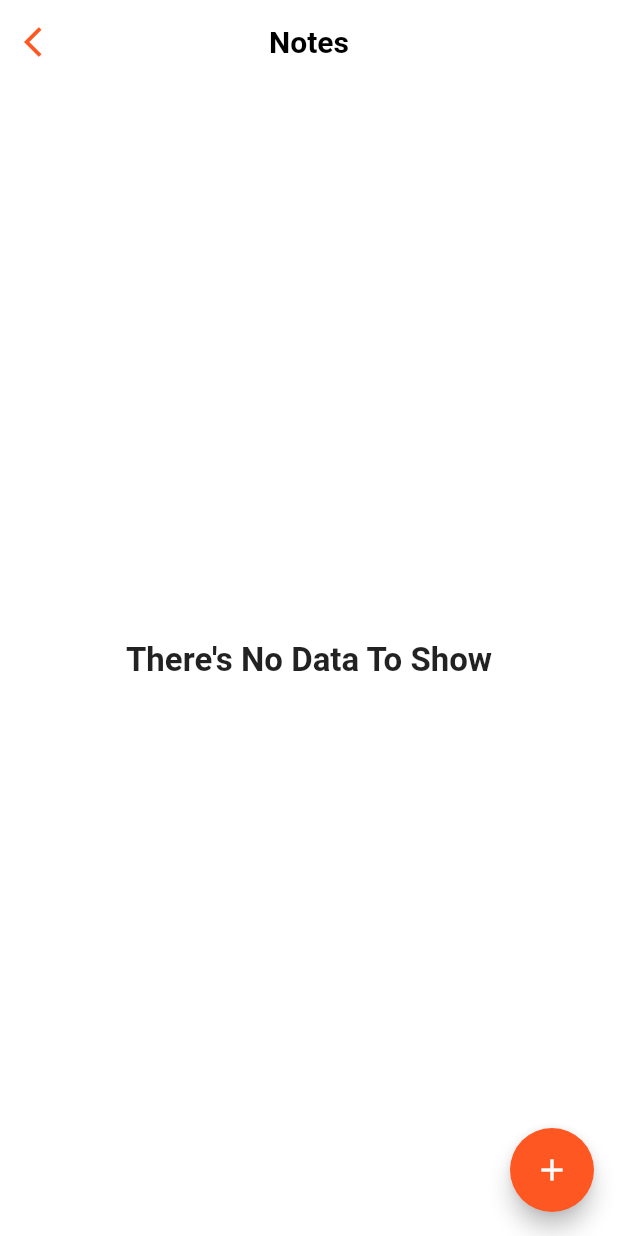
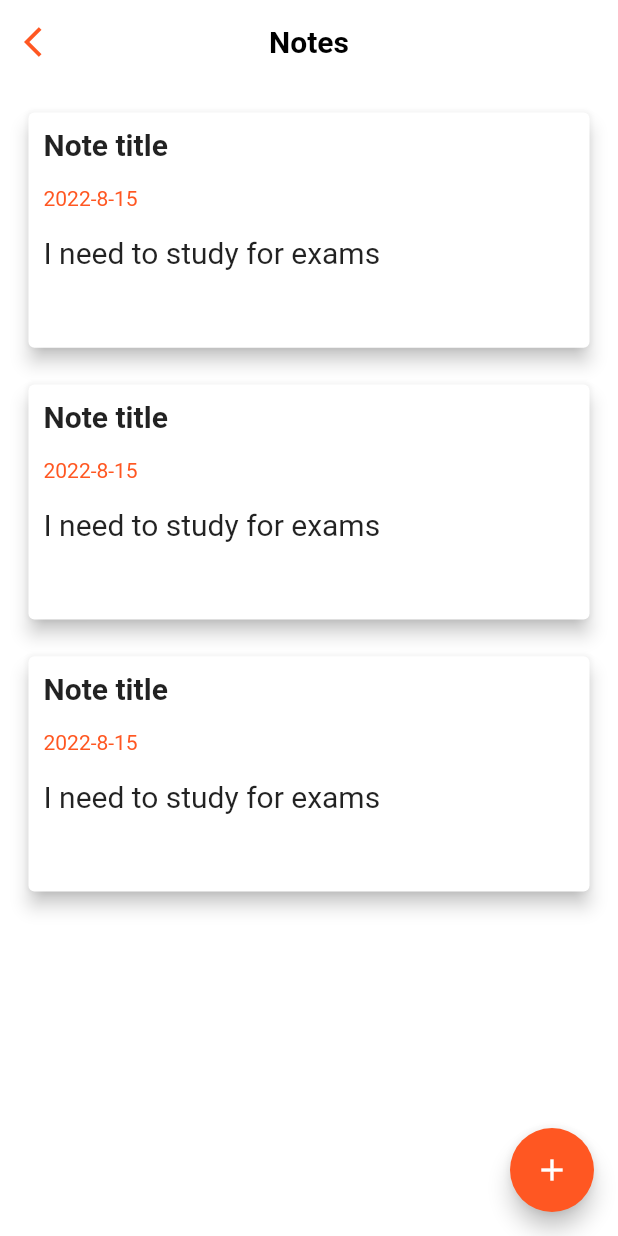
Before and after one commit to Madonna-Milad/workshop_app, a Flutter app: the NotesScreen screen opened directly, on a phone screen of 412 x 824 dp. Run offline on Flutter 3.47's test engine with Material 2 defaults, Android fonts, the phone set to English and light mode, and no system bars; our stand-ins replace bloc, bottom_navy_bar, dio, flutter_bloc, percent_indicator, sqflite and 2 more; accounts and stored records are empty; network calls fail.

```diff
--- /dev/null
+++ b/lib/model/note_model.dart
@@ -0,0 +1,10 @@
+class Note{
+  int id;
+  String title;
+  String date;
+  String description;
+
+  Note(this.id,this.title,this.date,this.description);
+
+
+}
--- a/lib/view/componants/core/defaultTextFormField.dart
+++ b/lib/view/componants/core/defaultTextFormField.dart
@@ -5,7 +5,7 @@ import '../../../core/resourses/colors.dart';
 Widget defaultTextFormField({
   required TextEditingController controller,
   required String label,
-  Function validation=emptyFunction,
+  required FormFieldValidator validator,
   bool isVisible=false,
   Function onIconPressed=emptyFunction,
   Color fieldColor = Colors.white,
@@ -16,9 +16,7 @@ Widget defaultTextFormField({
   bool isNote = false,
 }) {
   return TextFormField(
-    validator:(s){
-    validation();
-    } ,
+    validator:validator,
     textAlignVertical: TextAlignVertical.top,
     maxLines: maxNumberOfLines,
     obscureText: isVisible? true : false,
--- a/lib/view/screens/FAQ_screen.dart
+++ b/lib/view/screens/FAQ_screen.dart
@@ -2,7 +2,7 @@ import 'package:flutter/material.dart';
 import 'package:flutter/src/foundation/key.dart';
 import 'package:flutter/src/widgets/framework.dart';
 import 'package:flutter_bloc/flutter_bloc.dart';
-import 'package:flutter_html/flutter_html.dart';
+//import 'package:flutter_html/flutter_html.dart';
 import 'package:workshop_app/core/resourses/colors.dart';
 import 'package:workshop_app/model/size_model.dart';
 import 'package:workshop_app/view/componants/core/navigation.dart';
@@ -48,7 +48,7 @@ class FAQ extends StatelessWidget {
                       color: defaultColor,
                     ),
                     child: ListTile(
-                      title: Html(data: cubit.question),
+                    //  title: Html(data: cubit.question),
                       // title: Text(
                       //   'Q1: How many countries Orange Digital center is in ?',
                       //   style: TextStyle(color: Colors.white),
@@ -76,12 +76,12 @@ class FAQ extends StatelessWidget {
                             ? BorderRadius.circular(0): BorderRadius.vertical(bottom: Radius.circular(20))
                             ),
 
-                    child: Align(
+                    // child: Align(
 
-                        alignment: Alignment.bottomCenter,
-                        child: Html(data: cubit.answer,
-                       style:{ 'color':Style()},
-                        ),),
+                        // alignment: Alignment.bottomCenter,
+                      //   child: Html(data: cubit.answer,
+                      //  style:{ 'color':Style()},
+                      //   ),),
                   )
                 ],
               ),
--- a/lib/view/screens/new_note.dart
+++ b/lib/view/screens/new_note.dart
@@ -30,15 +30,15 @@ body: Padding(
    child:   SingleChildScrollView(
      child: Column(children: [
 
-      defaultTextFormField(controller: titleController, label: 'Title',isNote: true),
+      defaultTextFormField(controller: titleController, label: 'Title',isNote: true,validator: (s){}),
 
        SizedBox(height:ScreenSize.height*.04,),
 
-       defaultTextFormField(controller: dateController, label: 'Date',isNote: true),
+       defaultTextFormField(controller: dateController, label: 'Date',isNote: true,validator: (s){}),
 
          SizedBox(height:ScreenSize.height*.04,),
 
-     defaultTextFormField(controller: noteController, label: 'Note',isNote: true,maxNumberOfLines: 5),
+     defaultTextFormField(controller: noteController, label: 'Note',isNote: true,maxNumberOfLines: 5,validator: (s){}),
 
 
 
--- a/lib/view/screens/notes_screen.dart
+++ b/lib/view/screens/notes_screen.dart
@@ -1,6 +1,8 @@
 import 'package:flutter/material.dart';
 import 'package:flutter/src/foundation/key.dart';
 import 'package:flutter/src/widgets/framework.dart';
+import 'package:workshop_app/core/resourses/colors.dart';
+import 'package:workshop_app/model/size_model.dart';
 import 'package:workshop_app/view/componants/core/defaultButton.dart';
 import 'package:workshop_app/view/componants/core/defaultTextFormField.dart';
 import 'package:workshop_app/view/componants/core/navigation.dart';
@@ -9,28 +11,70 @@ import 'package:workshop_app/view/screens/layout_screen.dart';
 import 'package:workshop_app/view/screens/new_note.dart';
 
 class NotesScreen extends StatelessWidget {
-   NotesScreen({Key? key}) : super(key: key);
+  NotesScreen({Key? key}) : super(key: key);
 
-
+  bool availableData = false;
 
   @override
   Widget build(BuildContext context) {
+    ScreenSize.initScreenSize(context);
+    return Scaffold(
+      appBar: AppBar(
+        leading: IconButton(
+          onPressed: () {
+            navigateTo(context, layoutScreen(0));
+          },
+          icon: Icon(
+            Icons.arrow_back_ios,
+          ),
+        ),
+        title: Text('Notes'),
+      ),
+      body: availableData
+          ? Center(
+              child: Text('There\'s No Data To Show',
+                  style: TextStyle(
+                    fontSize: 22,
+                    fontWeight: FontWeight.w600,
+                  )),
+            )
+          : Padding(
+            padding: const EdgeInsets.all(15.0),
+            child:  ListView.separated(itemBuilder: (context, index) => buildNoteCard('Note title','2022-8-15','I need to study for exams'),
+               separatorBuilder: (context, index) => SizedBox(height: ScreenSize.height*.02,),
+                itemCount: 3)
+            ),
 
-    return Scaffold(
-      appBar: AppBar(leading:IconButton(onPressed: (){
-  navigateTo(context,layoutScreen(0));
-},
- icon:  Icon(Icons.arrow_back_ios,),),
-title: Text('Notes'),
-),
-body: Center(child: Text('There\'s No Data To Show',style: TextStyle(fontSize: 22,fontWeight:FontWeight.w600,)),),
-floatingActionButton: FloatingActionButton(onPressed: () {
-  navigateTo(context,NewNoteScreen());
-},child: Icon(Icons.add),),
+      floatingActionButton: FloatingActionButton(
+        onPressed: () {
+          navigateTo(context, NewNoteScreen());
+        },
+        child: Icon(Icons.add),
+      ),
     );
-
-
-
-
   }
 }
+Widget buildNoteCard(String title,String date,String details){
+  return Container(
+              height: ScreenSize.height*.2,
+              width: double.infinity,
+              child: Card(
+                elevation:5,
+                child:Padding(
+                  padding: const EdgeInsets.all(10.0),
+                  child: Column(
+
+                    crossAxisAlignment: CrossAxisAlignment.start,
+                    children: [
+                      Text(title,style: TextStyle(fontSize: 20,fontWeight: FontWeight.w600),),
+                      SizedBox(height: ScreenSize.height*.02,),
+                      Text(date,style: TextStyle(color: defaultColor),),
+                       SizedBox(height: ScreenSize.height*.02,),
+
+                      Text(details,style: TextStyle(fontSize: 20)),
+
+                    ],
+                  ),
+                )
+              ));
+}
--- a/lib/view/screens/support_screen.dart
+++ b/lib/view/screens/support_screen.dart
@@ -32,11 +32,11 @@ var nameController = TextEditingController();
         padding: const EdgeInsets.all(30.0),
         child: SingleChildScrollView(
           child: Column(children: [
-            defaultTextFormField(controller: nameController, label: 'Name', fieldColor:Colors.grey,avaliablePrefix: true,prefixFieldIcon: Icons.person),
+            defaultTextFormField(controller: nameController, label: 'Name', fieldColor:Colors.grey,avaliablePrefix: true,prefixFieldIcon: Icons.person,validator: (Value){}),
               SizedBox(height: ScreenSize.height*.03,),
-              defaultTextFormField(controller: emailController, label: 'E-Mail', fieldColor:Colors.grey,avaliablePrefix: true,prefixFieldIcon: Icons.email),
+              defaultTextFormField(controller: emailController, label: 'E-Mail', fieldColor:Colors.grey,avaliablePrefix: true,prefixFieldIcon: Icons.email,validator: (Value){}),
               SizedBox(height:ScreenSize.height*.03),
-              defaultTextFormField(controller: supportController, label: 'What\'s making you unhappy?', fieldColor:Colors.grey,maxNumberOfLines: 5),
+              defaultTextFormField(controller: supportController, label: 'What\'s making you unhappy?', fieldColor:Colors.grey,maxNumberOfLines: 5,validator: (Value){}),
               SizedBox(height: ScreenSize.height*.04,),
               defaultButton(onButtonPressed: (){},
               buttonName: 'Submit',
--- a/lib/view/screens/terms&conditions_screen.dart
+++ b/lib/view/screens/terms&conditions_screen.dart
@@ -2,7 +2,7 @@ import 'package:flutter/material.dart';
 import 'package:flutter/src/foundation/key.dart';
 import 'package:flutter/src/widgets/framework.dart';
 import 'package:flutter_bloc/flutter_bloc.dart';
-import 'package:flutter_html/flutter_html.dart';
+//import 'package:flutter_html/flutter_html.dart';
 import 'package:workshop_app/model/size_model.dart';
 import 'package:workshop_app/view/screens/layout_screen.dart';
 import 'package:workshop_app/view_model/terms_conditions/terms&conditions_cubit.dart';
@@ -33,9 +33,10 @@ class TermsAndConditions extends StatelessWidget {
           builder: (context, state) {
             TermsAndConditionsCubit cubit= TermsAndConditionsCubit.get(context);
             return SingleChildScrollView(
-            child:cubit.htmlData==''?Container(height: ScreenSize.height*.9,child: Center(child: CircularProgressIndicator())): Html(
-              data:cubit.htmlData ,
-            ),
+            // child:cubit.htmlData==''?Container(height: ScreenSize.height*.9,child: Center(child: CircularProgressIndicator())):
+            //  Html(
+            //   data:cubit.htmlData ,
+            // ),
           );
           },
 
--- /dev/null
+++ b/lib/view_model/database/local/sql_helper.dart
@@ -0,0 +1,46 @@
+
+import 'package:sqflite/sqflite.dart';
+
+class SQLHelper{
+  Database? database;
+
+  void createDataBase()async{
+
+  await openDatabase(
+      'ODC.db',
+      version: 1,
+      onCreate: ((database, version) async{
+        await database.execute(
+         'CREATE TABLE Note (id INTEGER PRIMARY KEY , title TEXT , date TEXT , description TEXT)'
+        );
+      })
+    );
+  }
+
+  void insertData(String title, String date, String description)async{
+     await database!.transaction((txn)async {
+int id1= await txn.insert('Note', {'title':title,'date':date,'description':description});
+     });
+  }
+
+  void updateData(int id,String title, String date, String description)async{
+    await database!.update('Note', {
+'title':title,'date':date,'description':description
+    });
+
+  }
+
+ Future< List<Map<String,dynamic>>> getAllNotes()async{
+    return await database!.rawQuery('SELECT * FROM Note');
+  }
+
+  Future< List<dynamic>> getNote()async{
+    return await database!.rawQuery('SELECT * FROM Note');
+  }
+
+  void deleteNote(int id)async{
+    await database!.rawDelete('DELETE FROM Note WHERE id = ?', [id]);
+
+
+  }
+}
--- a/lib/view_model/splach_screen/splach_screen_cubit.dart
+++ b/lib/view_model/splach_screen/splach_screen_cubit.dart
@@ -11,7 +11,7 @@ class SplachScreenCubit extends Cubit<SplachScreenStates>{
   static SplachScreenCubit get(context)=>BlocProvider.of(context);
 
   void startTimer(BuildContext context,Widget screen){
-     Timer(Duration(seconds: 3), () {
+     Timer(Duration(seconds: 4), () {
           Navigator.of(context).pushReplacement(MaterialPageRoute(builder: (_) => screen));
         });
   }
--- a/pubspec.yaml
+++ b/pubspec.yaml
@@ -42,9 +42,9 @@ dependencies:
   bottom_navy_bar: ^6.0.0
   dio: ^4.0.6
   top_snackbar_flutter: ^2.1.1
-  flutter_html: ^2.2.1
+  #flutter_html: ^2.2.1
   sqflite: ^2.0.3+1
-  simple_html_css: ^3.0.1+1
+  #simple_html_css: ^3.0.1+1
  # fluttertoast: ^8.0.9
 
   #google_fonts: ^3.0.1
```
Also changed, not shown: lib/view/screens/login_screen.dart (+19 -4 lines), lib/view/screens/sign_up_screen.dart (+34 -2 lines), pubspec.lock, 1 other file.
